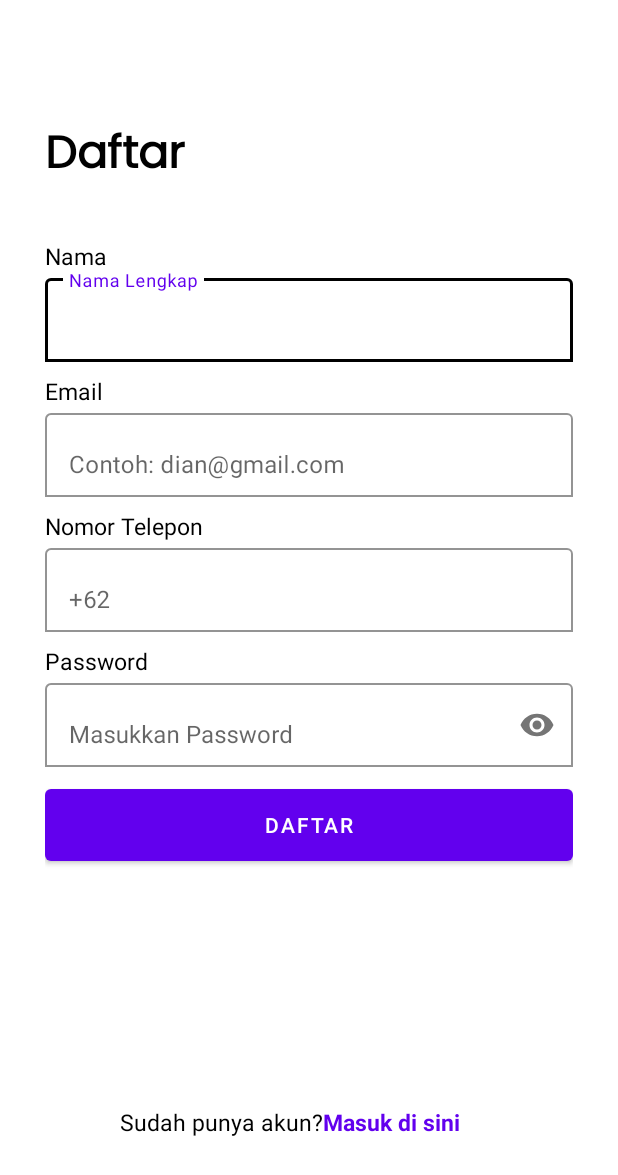
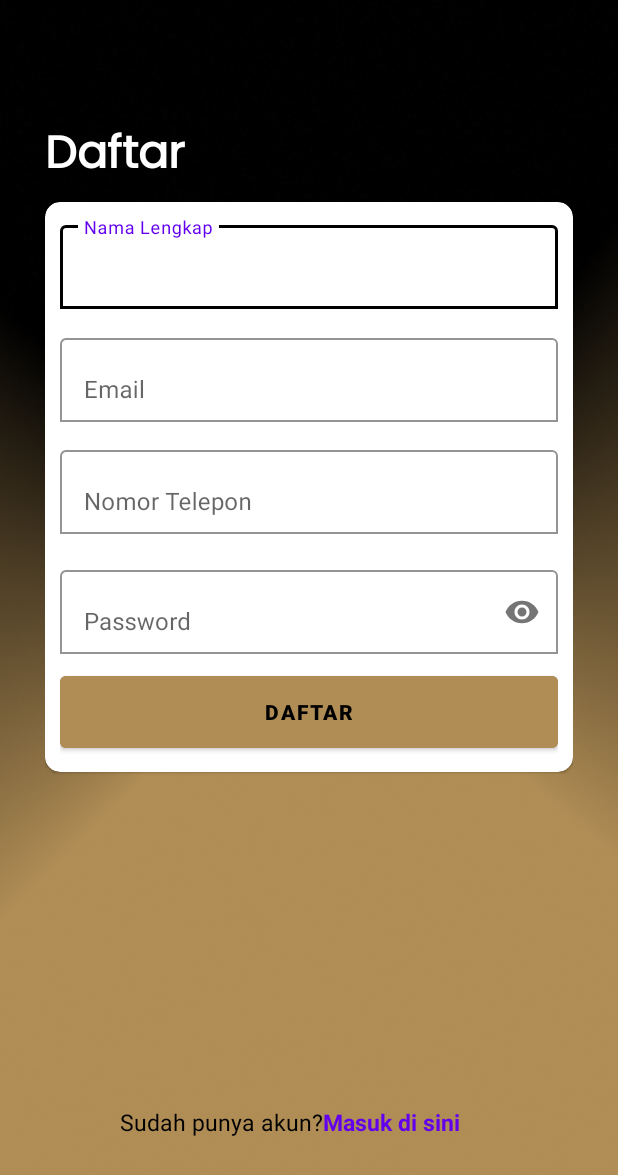
Before and after one commit to Flytix-Aerotech/AND-Tim-C-9, an Android app: the fragment Register shown on its own in the app's theme, on a phone screen of 412 x 824 dp. Shown: the top 1175 px of the screen. Run offline under Robolectric (Android 15) with nearby library versions, the phone set to English and light mode, and no system bars.

Commit message:
Update Home

```diff
--- a/app/src/main/res/layout/fragment_register.xml
+++ b/app/src/main/res/layout/fragment_register.xml
@@ -5,30 +5,35 @@
     android:layout_height="match_parent"
     xmlns:app="http://schemas.android.com/apk/res-auto"
     tools:context=".view.Register"
+    android:background="@drawable/bg_fargment"
     android:padding="30dp">
 
     <TextView
+        android:id="@+id/titleRegister"
         style="@style/textheading24bold"
         android:layout_width="wrap_content"
         android:layout_height="wrap_content"
         android:layout_marginTop="50dp"
         android:text="Daftar"
-        android:textColor="@color/black"
         android:textSize="30sp" />
 
-    <TextView
-        android:layout_width="wrap_content"
+    <com.google.android.material.card.MaterialCardView
+        android:layout_width="match_parent"
         android:layout_height="wrap_content"
-        android:layout_marginTop="130dp"
-        android:text="Nama"
-        android:textColor="@color/black"
-        android:textSize="15sp" />
+        android:layout_below="@id/titleRegister"
+        android:layout_marginTop="5dp"
+        app:cardBackgroundColor="@color/white"
+        app:cardCornerRadius="10dp">
+
+        <RelativeLayout
+            android:layout_width="match_parent"
+            android:layout_height="wrap_content"
+            android:padding="10dp">
 
     <com.google.android.material.textfield.TextInputLayout
         android:layout_width="match_parent"
         android:layout_height="wrap_content"
         android:hint="Nama Lengkap"
-        android:layout_marginTop="150dp"
         app:boxBackgroundColor="@color/white"
         app:boxBackgroundMode="outline"
         app:boxStrokeColor="@color/black">
@@ -42,19 +47,11 @@
     </com.google.android.material.textfield.TextInputLayout>
 
 
-    <TextView
-        android:layout_width="wrap_content"
-        android:layout_height="wrap_content"
-        android:layout_marginTop="220dp"
-        android:text="Email"
-        android:textColor="@color/black"
-        android:textSize="15sp" />
-
     <com.google.android.material.textfield.TextInputLayout
         android:layout_width="match_parent"
         android:layout_height="wrap_content"
-        android:hint="Contoh: dian@gmail.com"
-        android:layout_marginTop="240dp"
+        android:hint="Email"
+        android:layout_marginTop="75dp"
         app:boxBackgroundColor="@color/white"
         app:boxBackgroundMode="outline"
         app:boxStrokeColor="@color/black">
@@ -67,20 +64,11 @@
 
     </com.google.android.material.textfield.TextInputLayout>
 
-
-    <TextView
-        android:layout_width="wrap_content"
-        android:layout_height="wrap_content"
-        android:layout_marginTop="310dp"
-        android:text="Nomor Telepon"
-        android:textColor="@color/black"
-        android:textSize="15sp" />
-
     <com.google.android.material.textfield.TextInputLayout
         android:layout_width="match_parent"
         android:layout_height="wrap_content"
-        android:hint="+62"
-        android:layout_marginTop="330dp"
+        android:hint="Nomor Telepon"
+        android:layout_marginTop="150dp"
         app:boxBackgroundColor="@color/white"
         app:boxBackgroundMode="outline"
         app:boxStrokeColor="@color/black">
@@ -93,21 +81,11 @@
 
     </com.google.android.material.textfield.TextInputLayout>
 
-
-    <TextView
-        android:layout_width="wrap_content"
-        android:layout_height="wrap_content"
-        android:layout_marginTop="400dp"
-        android:text="Password"
-        android:textColor="@color/black"
-        android:textSize="15sp" />
-
-
     <com.google.android.material.textfield.TextInputLayout
         android:layout_width="match_parent"
         android:layout_height="wrap_content"
-        android:hint="Masukkan Password"
-        android:layout_marginTop="420dp"
+        android:hint="Password"
+        android:layout_marginTop="230dp"
         app:boxBackgroundColor="@color/white"
         app:boxBackgroundMode="outline"
         app:boxStrokeColor="@color/black"
@@ -125,9 +103,15 @@
     <Button
         android:id="@+id/btnRegister"
         android:text="Daftar"
-        android:layout_marginTop="490dp"
+        android:layout_marginTop="300dp"
+        style="@style/btngold"
         android:layout_width="match_parent"
         android:layout_height="60dp"/>
+
+        </RelativeLayout>
+
+    </com.google.android.material.card.MaterialCardView>
+
 
     <TextView
         android:id="@+id/sdhPunyaAkun"
--- a/build.gradle
+++ b/build.gradle
@@ -1,6 +1,6 @@
 // Top-level build file where you can add configuration options common to all sub-projects/modules.
 plugins {
-    id 'com.android.application' version '8.0.2' apply false
-    id 'com.android.library' version '8.0.2' apply false
+    id 'com.android.application' version '7.4.1' apply false
+    id 'com.android.library' version '7.4.1' apply false
     id 'org.jetbrains.kotlin.android' version '1.9.0-Beta' apply false
 }
```
Also changed, not shown: gradle/wrapper/gradle-wrapper.properties, 1 other file.
